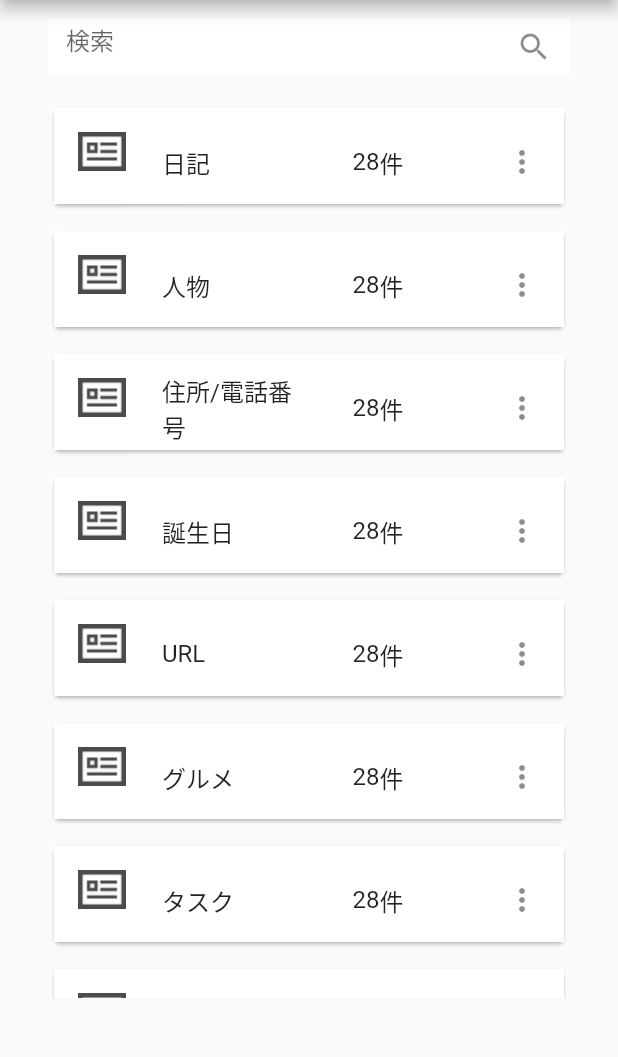
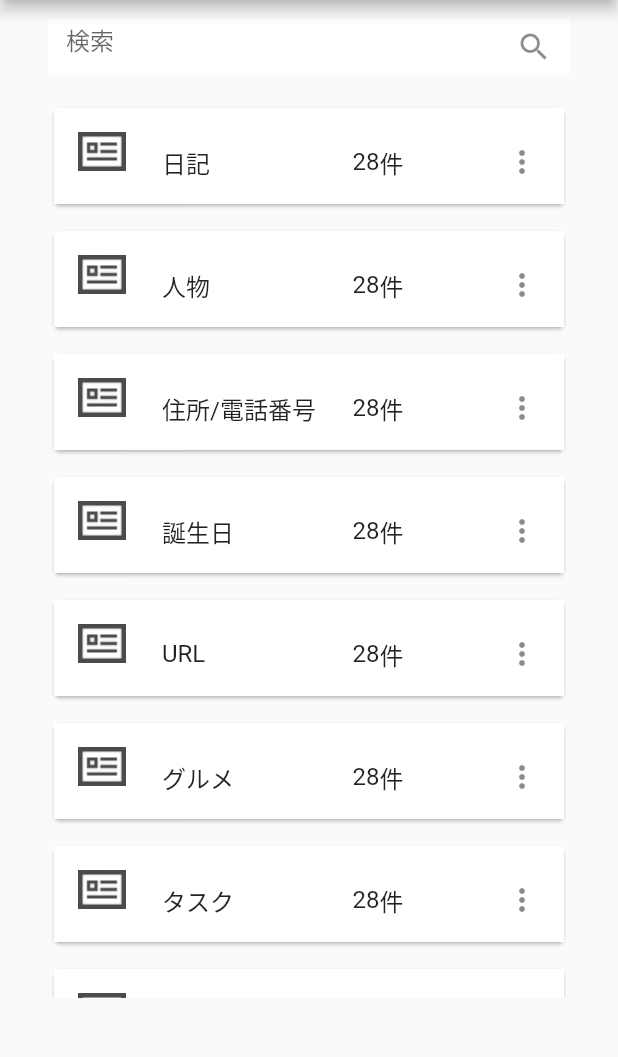
Before and after one commit to yusakufujita/memory, a Flutter app: the screen it shows after launch, scrolled down 576 dp, on a phone screen of 412 x 824 dp, the part 84-1141 px from its top. Run offline on Flutter 3.47's test engine with Material 2 defaults, Android fonts, the phone set to English and light mode, and no system bars.

Commit message:
Listileの大きさを変更しました

```diff
--- a/lib/main.dart
+++ b/lib/main.dart
@@ -133,7 +133,7 @@ class _MyHomePageState extends State<MyHomePage> {
                         title: Row(
                             mainAxisAlignment: MainAxisAlignment.spaceBetween,
                             children: [
-                              SizedBox(width: 100, child: Text(title[index])),
+                              SizedBox(width: 108, child: Text(title[index])),
                               SizedBox(
                                 height: 72,
                                 width: 85,
```
